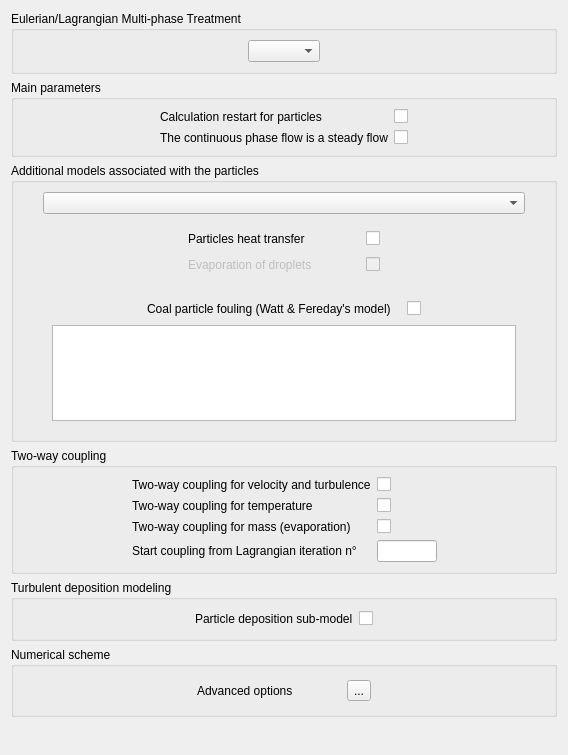
First picture: the form in gui/Pages/LagrangianForm.ui, repository code-saturne/code_saturne, before the edit.
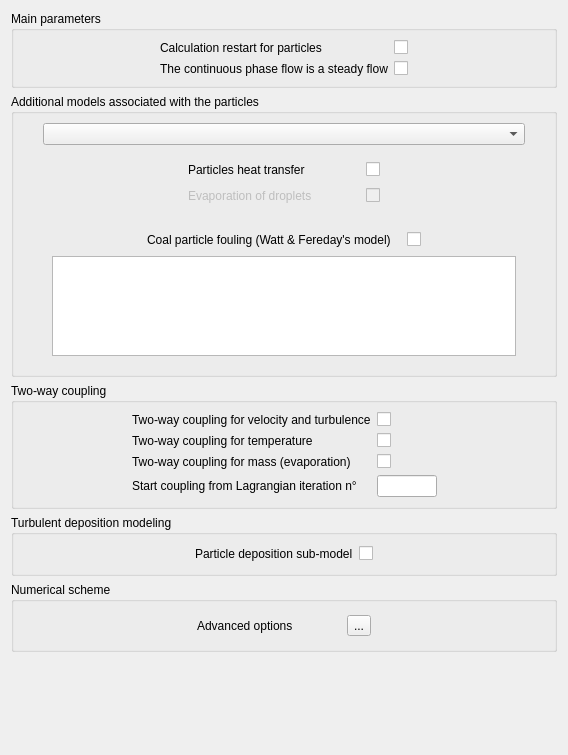
Second picture: the form after the edit. Icons and pictures are not drawn.

Commit message: GUI: remove forgotten (inactive) combobox for Lagrangian model.

Patch:
```diff
--- a/gui/Pages/LagrangianForm.ui
+++ b/gui/Pages/LagrangianForm.ui
@@ -16,54 +16,6 @@
   <layout class="QGridLayout" name="gridLayout_5">
    <item row="0" column="0">
     <layout class="QVBoxLayout" name="verticalLayout_2">
-     <item>
-      <widget class="QGroupBox" name="groupBoxIILAGR">
-       <property name="toolTip">
-        <string>&lt;html&gt;&lt;head/&gt;&lt;body&gt;&lt;p&gt;&lt;span style=&quot; font-size:9pt;&quot;&gt;Specify the lagrangian module coupling status between:&lt;br/&gt;- One-way coupling: no influence of the particles on the continuous phase,&lt;br/&gt;- Two-way coupling: influence of the particles on the dynamics of the continuous phase. Dynamics, temperature and mass may be coupled independently.&lt;br/&gt;- Frozen carrier flow: all the Eulerian fields are frozen (including the scalar fields).&lt;br/&gt;&lt;/span&gt;&lt;/p&gt;&lt;p&gt;&lt;span style=&quot; font-size:9pt;&quot;&gt;This option can only be used in case of a calculation restart.&lt;/span&gt;&lt;/p&gt;&lt;/body&gt;&lt;/html&gt;</string>
-       </property>
-       <property name="title">
-        <string>Eulerian/Lagrangian Multi-phase Treatment</string>
-       </property>
-       <layout class="QHBoxLayout" name="horizontalLayout_8">
-        <item>
-         <spacer>
-          <property name="orientation">
-           <enum>Qt::Horizontal</enum>
-          </property>
-          <property name="sizeHint" stdset="0">
-           <size>
-            <width>77</width>
-            <height>21</height>
-           </size>
-          </property>
-         </spacer>
-        </item>
-        <item>
-         <widget class="QComboBox" name="comboBoxIILAGR">
-          <property name="toolTip">
-           <string>&lt;html&gt;&lt;head/&gt;&lt;body&gt;&lt;p&gt;&lt;span style=&quot; font-size:9pt;&quot;&gt;Specify the lagrangian module coupling status between:&lt;br/&gt;- One-way coupling: no influence of the particles on the continuous phase,&lt;br/&gt;- Two-way coupling: influence of the particles on the dynamics of the continuous phase. Dynamics, temperature and mass may be coupled independently.&lt;br/&gt;- Frozen carrier flow: all the Eulerian fields are frozen (including the scalar fields).&lt;br/&gt;&lt;/span&gt;&lt;/p&gt;&lt;p&gt;&lt;span style=&quot; font-size:9pt;&quot;&gt;This option can only be used in case of a calculation restart.&lt;/span&gt;&lt;/p&gt;&lt;/body&gt;&lt;/html&gt;</string>
-          </property>
-          <property name="statusTip">
-           <string>Select the type of lagrangian module</string>
-          </property>
-         </widget>
-        </item>
-        <item>
-         <spacer>
-          <property name="orientation">
-           <enum>Qt::Horizontal</enum>
-          </property>
-          <property name="sizeHint" stdset="0">
-           <size>
-            <width>77</width>
-            <height>21</height>
-           </size>
-          </property>
-         </spacer>
-        </item>
-       </layout>
-      </widget>
-     </item>
      <item>
       <widget class="QGroupBox" name="groupBoxMain">
        <property name="toolTip">
```
The commit also changes 1 other file.
